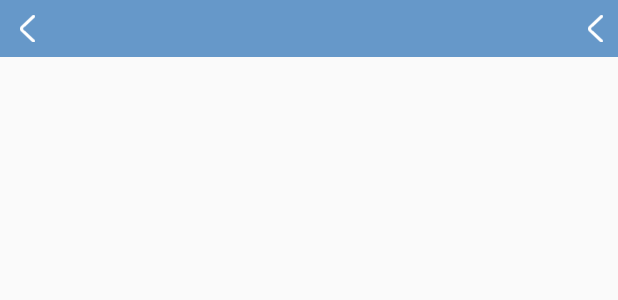
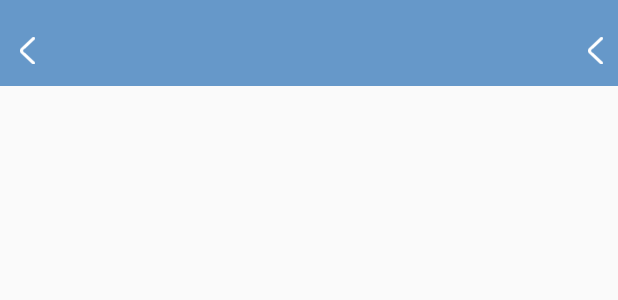
Before and after one commit to xiaoxunjue/Shipper, an Android app: the layout bar_title.xml on its own in the app's theme, with its tools: preview values and no code run, on a phone screen of 412 x 824 dp. Shown: the top 300 px of the screen. Run offline under Robolectric (Android 15) with nearby library versions, the phone set to English and light mode, and no system bars.

Commit message:
update basebar height

```diff
--- a/app/src/main/res/layout/bar_title.xml
+++ b/app/src/main/res/layout/bar_title.xml
@@ -11,8 +11,8 @@
         android:layout_height="wrap_content"
         android:background="@color/o2oman"
         android:orientation="horizontal"
-        android:paddingTop="5dp"
-        android:paddingBottom="5dp">
+        android:paddingTop="20dp"
+        android:paddingBottom="10dp">
 
         <ImageView
             android:id="@+id/left_base_bar"
```
